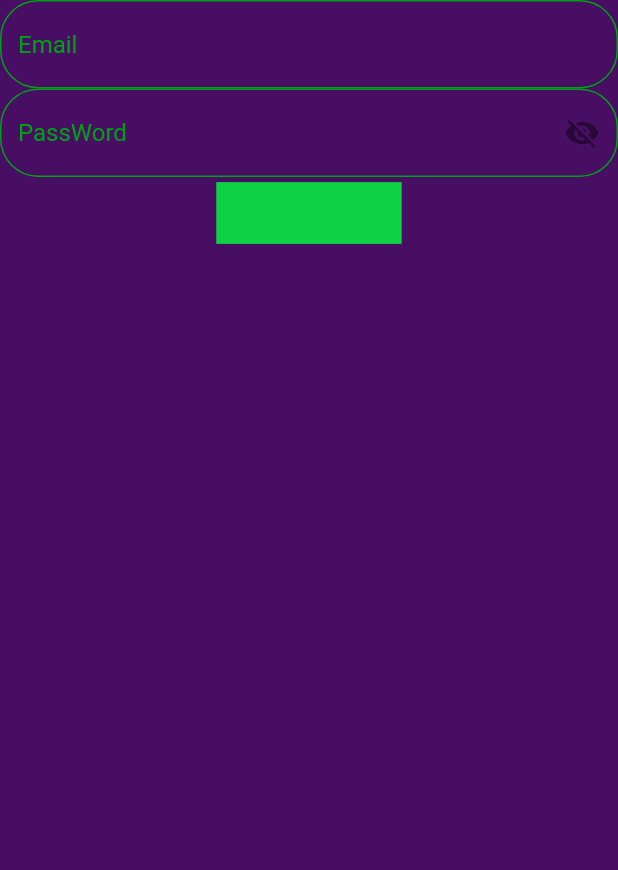
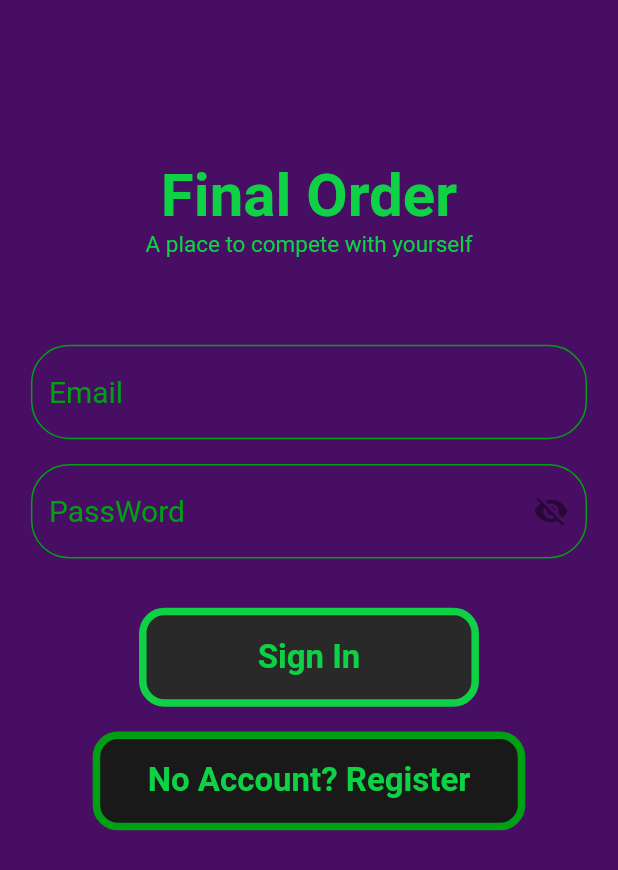
Before and after one commit to Garmode3073/finalorder, a Flutter app: the screen it shows after launch, on a phone screen of 412 x 824 dp. Shown: the top 870 px of the screen. Run offline on Flutter 3.47's test engine with Material 2 defaults, Android fonts, the phone set to English and light mode, and no system bars; our stand-ins replace string_validator.

Commit message:
login page frontend complete

```diff
--- a/lib/auth/login.dart
+++ b/lib/auth/login.dart
@@ -1,6 +1,7 @@
 import 'package:finalorder/common/textfields.dart';
 import 'package:flutter/material.dart';
 import 'package:finalorder/globals.dart' as g;
+import 'package:string_validator/string_validator.dart';
 
 class LoginPage extends StatefulWidget {
   @override
@@ -8,6 +9,10 @@ class LoginPage extends StatefulWidget {
 }
 
 class _LoginPageState extends State<LoginPage> {
+  final _signInKey = GlobalKey<FormState>();
+  TextEditingController email = TextEditingController(text: '');
+  TextEditingController pass = TextEditingController(text: '');
+
   @override
   Widget build(BuildContext context) {
     return GestureDetector(
@@ -19,23 +24,144 @@ class _LoginPageState extends State<LoginPage> {
       },
       child: Scaffold(
         backgroundColor: g.purple2,
-        body: Center(
+        body: Form(
+          key: _signInKey,
           child: ListView(
+            shrinkWrap: true,
             children: [
-              TextFld(
-                hint: 'Email',
+              SizedBox(
+                height: g.height * 0.13,
               ),
-              PassFld(
-                hint: 'PassWord',
+              Center(
+                child: Text(
+                  'Final Order',
+                  style: TextStyle(
+                    color: g.green,
+                    fontSize: 40,
+                    fontWeight: FontWeight.bold,
+                  ),
+                ),
               ),
-              RawMaterialButton(
-                onPressed: null,
-                child: Container(
-                  color: g.green,
-                  height: g.height * 0.05,
-                  width: g.width * 0.3,
+              Center(
+                child: Text(
+                  'A place to compete with yourself',
+                  style: TextStyle(
+                    color: g.green,
+                    fontSize: 15,
+                  ),
                 ),
-              )
+              ),
+              SizedBox(
+                height: g.height * 0.07,
+              ),
+              Padding(
+                padding: EdgeInsets.symmetric(horizontal: g.width * 0.05),
+                child: TextFld(
+                  hint: 'Email',
+                  ctrler: email,
+                  validity: (String email) {
+                    if (email.trim().isEmpty) {
+                      return 'Email field must not be empty';
+                    } else if (!isEmail(email.trim())) {
+                      return 'Invalid Email';
+                    }
+                    return null;
+                  },
+                ),
+              ),
+              SizedBox(
+                height: g.height * 0.02,
+              ),
+              Padding(
+                padding: EdgeInsets.symmetric(horizontal: g.width * 0.05),
+                child: PassFld(
+                  hint: 'PassWord',
+                  ctrler: pass,
+                  validity: (String pass) {
+                    if (pass.trim().isEmpty) {
+                      return 'Password field must not be empty';
+                    } else if (pass.trim().length < 8) {
+                      return 'Password not strong enough';
+                    }
+                    return null;
+                  },
+                ),
+              ),
+              SizedBox(
+                height: g.height * 0.04,
+              ),
+              Row(
+                mainAxisAlignment: MainAxisAlignment.center,
+                children: [
+                  Container(
+                    decoration: BoxDecoration(
+                      color: g.deadGrey,
+                      border: Border.all(
+                          color: g.green, style: BorderStyle.solid, width: 5),
+                      borderRadius:
+                          BorderRadius.circular(g.width * g.height * 0.00005),
+                    ),
+                    height: g.height * 0.08,
+                    width: g.width * 0.55,
+                    child: RawMaterialButton(
+                      animationDuration: Duration(milliseconds: 100),
+                      splashColor: g.deadGrey2,
+                      onPressed: () {
+                        if (_signInKey.currentState.validate()) {
+                          setState(() {
+                            g.controller.add(true);
+                          });
+                        }
+                      },
+                      child: Text(
+                        'Sign In',
+                        style: TextStyle(
+                          color: g.green,
+                          fontSize: 22,
+                          fontWeight: FontWeight.bold,
+                        ),
+                      ),
+                    ),
+                  ),
+                ],
+              ),
+              SizedBox(
+                height: g.height * 0.02,
+              ),
+              Row(
+                mainAxisAlignment: MainAxisAlignment.center,
+                children: [
+                  Container(
+                    decoration: BoxDecoration(
+                      color: g.deadGrey2,
+                      border: Border.all(
+                          color: g.green2, style: BorderStyle.solid, width: 5),
+                      borderRadius:
+                          BorderRadius.circular(g.width * g.height * 0.00005),
+                    ),
+                    height: g.height * 0.08,
+                    width: g.width * 0.7,
+                    child: RawMaterialButton(
+                      animationDuration: Duration(milliseconds: 100),
+                      splashColor: g.deadGrey,
+                      onPressed: () {
+                        //donothing
+                      },
+                      child: Text(
+                        'No Account? Register',
+                        style: TextStyle(
+                          color: g.green,
+                          fontSize: 22,
+                          fontWeight: FontWeight.bold,
+                        ),
+                      ),
+                    ),
+                  ),
+                ],
+              ),
+              SizedBox(
+                height: g.height * 0.25,
+              ),
             ],
           ),
         ),
--- a/lib/common/textfields.dart
+++ b/lib/common/textfields.dart
@@ -3,8 +3,11 @@ import 'package:finalorder/globals.dart' as g;
 
 class TextFld extends StatefulWidget {
   final String hint;
+  final Function validity;
+  final TextEditingController ctrler;
 
-  const TextFld({Key key, this.hint}) : super(key: key);
+  const TextFld({Key key, this.hint, this.validity, this.ctrler})
+      : super(key: key);
   @override
   _TextFldState createState() => _TextFldState();
 }
@@ -15,8 +18,11 @@ class _TextFldState extends State<TextFld> {
     return TextFormField(
       style: TextStyle(
         color: g.green,
+        fontSize: 20,
       ),
       cursorColor: g.green,
+      validator: widget.validity,
+      controller: widget.ctrler,
       decoration: InputDecoration(
         hintText: widget.hint,
         hintStyle: TextStyle(color: g.green2),
@@ -38,8 +44,11 @@ class _TextFldState extends State<TextFld> {
 
 class PassFld extends StatefulWidget {
   final String hint;
+  final Function validity;
+  final TextEditingController ctrler;
 
-  const PassFld({Key key, this.hint}) : super(key: key);
+  const PassFld({Key key, this.hint, this.validity, this.ctrler})
+      : super(key: key);
   @override
   _PassFldState createState() => _PassFldState();
 }
@@ -50,10 +59,13 @@ class _PassFldState extends State<PassFld> {
   Widget build(BuildContext context) {
     return TextFormField(
       obscureText: !visible,
+      validator: widget.validity,
       style: TextStyle(
         color: g.green,
+        fontSize: 20,
       ),
       cursorColor: g.green,
+      controller: widget.ctrler,
       decoration: InputDecoration(
         hintText: widget.hint,
         hintStyle: TextStyle(color: g.green2),
```
